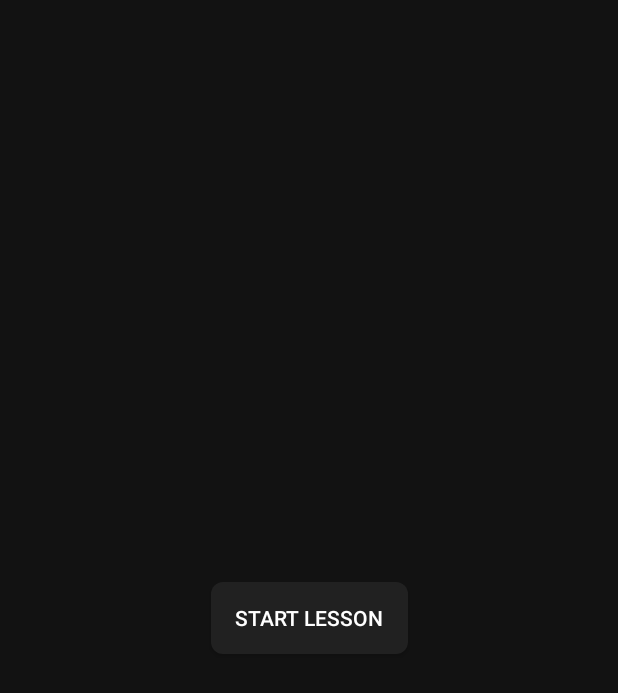
After one commit to smooth-crescendo/SignLanguage, an Android app: the layout fragment_main.xml on its own in the app's theme, with its tools: preview values and no code run, on a phone screen of 412 x 824 dp. The commit adds this screen. Shown: the top 693 px of the screen. Run offline under Robolectric (Android 15) with nearby library versions, the phone set to English and light mode, and no system bars.

Commit message:
Add main fragment

```diff
--- /dev/null
+++ b/app/src/main/res/layout/fragment_main.xml
@@ -0,0 +1,32 @@
+<?xml version="1.0" encoding="utf-8"?>
+<layout xmlns:android="http://schemas.android.com/apk/res/android"
+    xmlns:app="http://schemas.android.com/apk/res-auto"
+    xmlns:tools="http://schemas.android.com/tools">
+
+    <data>
+
+        <variable
+            name="viewModel"
+            type="com.android.signlanguage.ui.main.MainViewModel" />
+    </data>
+
+    <androidx.constraintlayout.widget.ConstraintLayout
+        android:layout_width="match_parent"
+        android:layout_height="match_parent"
+        tools:context=".ui.main.MainFragment">
+
+        <androidx.appcompat.widget.AppCompatButton
+            android:layout_width="wrap_content"
+            android:layout_height="wrap_content"
+            android:layout_margin="16dp"
+            android:background="@drawable/answer_button"
+            android:onClick="@{() -> viewModel.startLesson()}"
+            android:paddingHorizontal="16dp"
+            android:text="Start lesson"
+            app:layout_constraintBottom_toBottomOf="parent"
+            app:layout_constraintEnd_toEndOf="parent"
+            app:layout_constraintStart_toStartOf="parent"
+            app:layout_constraintTop_toTopOf="parent" />
+
+    </androidx.constraintlayout.widget.ConstraintLayout>
+</layout>
```
Also changed, not shown: app/src/main/java/com/android/signlanguage/ui/lesson/LessonFragment.kt (+4 -4 lines), app/src/main/java/com/android/signlanguage/ui/main/MainFragment.kt (added, +46 -0 lines), app/src/main/java/com/android/signlanguage/ui/main/MainViewModel.kt (added, +11 -0 lines), app/src/main/res/navigation/main_navigation.xml (+9 -1 lines).
